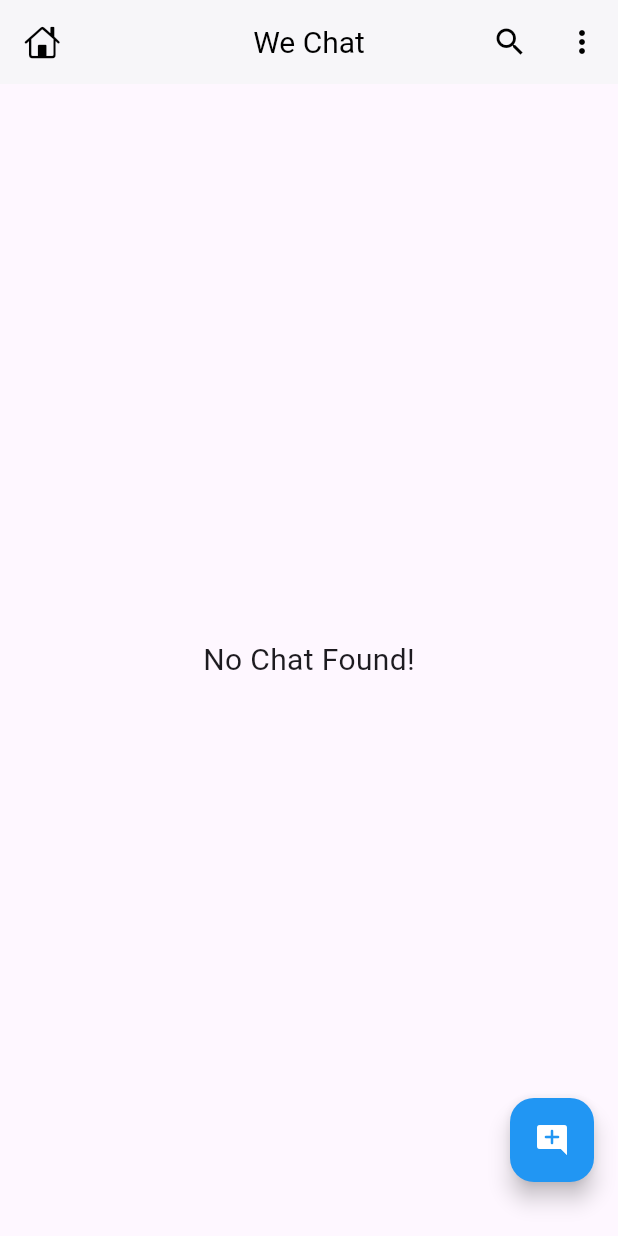
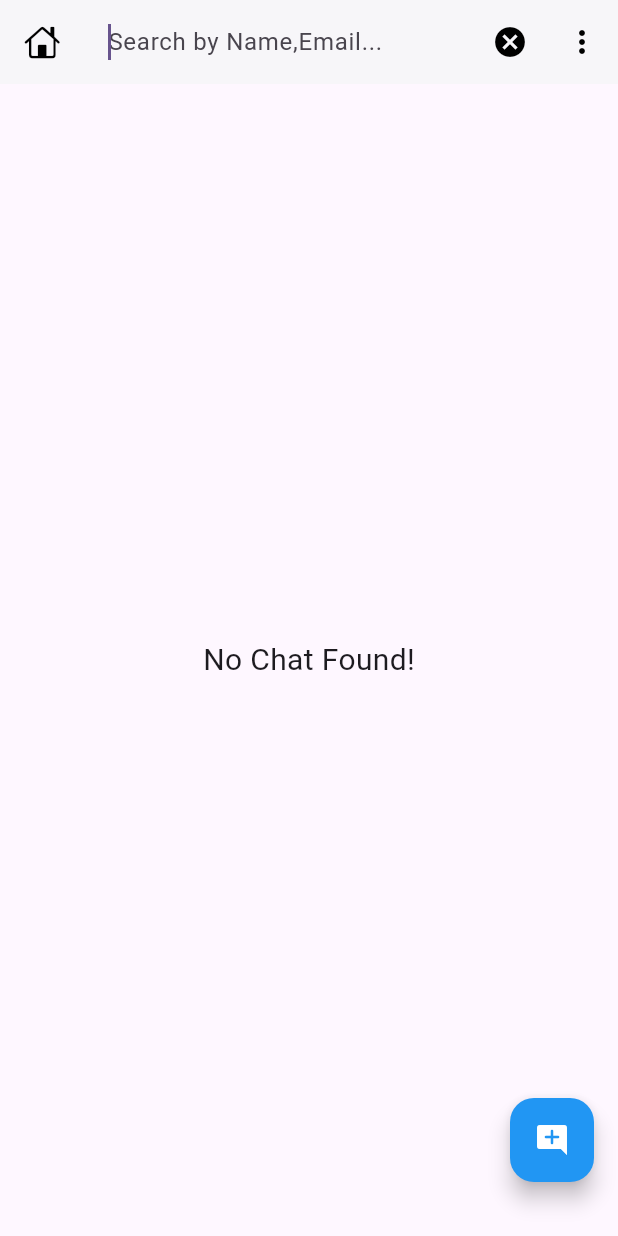
Before and after one commit to ramzan-techs/Flutter-Chat-App, a Flutter app: the HomeScreen screen opened directly, after a tap on the "search" icon, on a phone screen of 412 x 824 dp. Run offline on Flutter 3.47's test engine with Material 3 defaults, Android fonts, the phone set to English and light mode, and no system bars; our stand-ins replace cached_network_image, cloud_firestore, firebase_auth, firebase_core, google_sign_in; accounts and stored records are empty.

Commit message:
Added Update User info and Search Functionality

```diff
--- a/lib/api/apis.dart
+++ b/lib/api/apis.dart
@@ -10,6 +10,20 @@ class APIs {
 
   //to return current user
   static User get user => auth.currentUser!;
+
+  //to store current user info
+  static late ChatUser self;
+
+  //for getting current user info
+  static Future<void> getSelfInfo() async {
+    await firestore.collection('users').doc(user.uid).get().then((user) async {
+      if (user.exists) {
+        self = ChatUser.fromJson(user.data()!);
+      } else {
+        await createUser().then((user) => getSelfInfo());
+      }
+    });
+  }
 
   //to check is user exist or not?
   static Future<bool> userExist() async {
@@ -32,4 +46,20 @@ class APIs {
 
     await firestore.collection('users').doc(user.uid).set(chatUser.toJson());
   }
+
+  //for getting all user info without current user info
+  static Stream<QuerySnapshot<Map<String, dynamic>>> getAllUserInfo() {
+    return firestore
+        .collection('users')
+        .where('id', isNotEqualTo: user.uid)
+        .snapshots();
+  }
+
+  //for updating user info
+  static Future<void> updateUserInfo() async {
+    await firestore
+        .collection('users')
+        .doc(user.uid)
+        .update({'name': self.name, 'about': self.about});
+  }
 }
--- a/lib/models/chat_user.dart
+++ b/lib/models/chat_user.dart
@@ -10,15 +10,15 @@ class ChatUser {
     required this.email,
     required this.pushToken,
   });
-  late final String image;
-  late final String name;
-  late final String about;
-  late final String createdAt;
-  late final String lastActive;
-  late final bool isOnline;
-  late final String id;
-  late final String email;
-  late final String pushToken;
+  late String image;
+  late String name;
+  late String about;
+  late String createdAt;
+  late String lastActive;
+  late bool isOnline;
+  late String id;
+  late String email;
+  late String pushToken;
 
   ChatUser.fromJson(Map<String, dynamic> json) {
     image = json['image'] ?? "";
--- a/lib/screens/home_screen.dart
+++ b/lib/screens/home_screen.dart
@@ -18,21 +18,61 @@ class HomeScreen extends StatefulWidget {
 }
 
 class _HomeScreenState extends State<HomeScreen> {
-  List<ChatUser> list = [];
+  List<ChatUser> _list = [];
+  final List<ChatUser> _searchList = [];
+
+  bool _isSearching = false;
+
+  @override
+  void initState() {
+    super.initState();
+    APIs.getSelfInfo();
+  }
+
   @override
   Widget build(BuildContext context) {
     return Scaffold(
       appBar: AppBar(
         leading: Icon(CupertinoIcons.home),
-        title: Text("We Chat"),
+        title: _isSearching
+            ? TextField(
+                decoration: InputDecoration(
+                  border: InputBorder.none,
+                  hintText: 'Search by Name,Email...',
+                  hintStyle: TextStyle(
+                      fontSize: 16,
+                      letterSpacing: 0.5,
+                      overflow: TextOverflow.ellipsis),
+                  hintMaxLines: 1,
+                ),
+                autofocus: true,
+                onChanged: (val) {
+                  _searchList.clear();
+                  for (var i in _list) {
+                    if (i.name.toLowerCase().contains(val.toLowerCase()) ||
+                        i.email.toLowerCase().contains(val.toLowerCase())) {
+                      _searchList.add(i);
+                    }
+                    setState(() {
+                      _searchList;
+                    });
+                  }
+                })
+            : Text("We Chat"),
         actions: [
-          IconButton(onPressed: () {}, icon: Icon(Icons.search)),
+          IconButton(
+              onPressed: () {
+                setState(() {
+                  _isSearching = !_isSearching;
+                });
+              },
+              icon: Icon(_isSearching ? Icons.cancel : Icons.search)),
           IconButton(
               onPressed: () {
                 Navigator.push(
                     context,
                     MaterialPageRoute(
-                        builder: (_) => UserProfileScreen(user: list[0])));
+                        builder: (_) => UserProfileScreen(user: APIs.self)));
               },
               icon: Icon(Icons.more_vert)),
         ],
@@ -50,7 +90,7 @@ class _HomeScreenState extends State<HomeScreen> {
         ),
       ),
       body: StreamBuilder(
-          stream: APIs.firestore.collection('users').snapshots(),
+          stream: APIs.getAllUserInfo(),
           builder: ((context, snapshot) {
             switch (snapshot.connectionState) {
               // if data is loading
@@ -64,17 +104,20 @@ class _HomeScreenState extends State<HomeScreen> {
               case ConnectionState.active:
               case ConnectionState.done:
                 final data = snapshot.data?.docs;
-                list = data?.map((e) => ChatUser.fromJson(e.data())).toList() ??
-                    [];
+                _list =
+                    data?.map((e) => ChatUser.fromJson(e.data())).toList() ??
+                        [];
 
-                if (list.isNotEmpty) {
+                if (_list.isNotEmpty) {
                   return ListView.builder(
                       padding: EdgeInsets.only(top: mq.height * 0.01),
-                      itemCount: list.length,
+                      itemCount:
+                          _isSearching ? _searchList.length : _list.length,
                       physics: BouncingScrollPhysics(),
                       itemBuilder: (context, index) {
                         return ChatUserCard(
-                          user: list[index],
+                          user:
+                              _isSearching ? _searchList[index] : _list[index],
                         );
                       });
                 } else {
```
Also changed, not shown: lib/screens/user_profile_screen.dart (+31 -6 lines).
